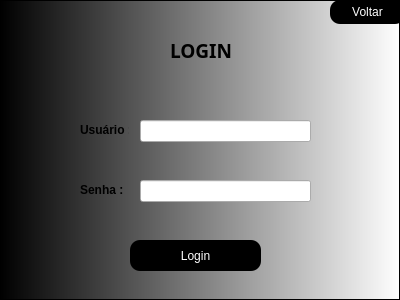
Above: Designs/TelaLogin.ui from PabloCarnauba/Spoti-Ninho-V2 before the change. Below: the same form after it.
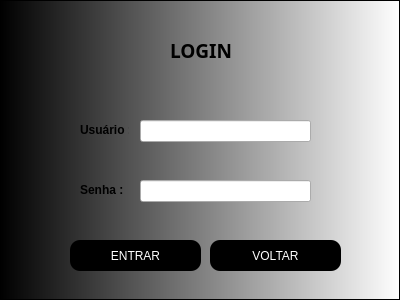
That is the form after the change.

Patch:
```diff
--- a/Designs/TelaLogin.ui
+++ b/Designs/TelaLogin.ui
@@ -80,31 +80,6 @@
     <string>&lt;html&gt;&lt;head/&gt;&lt;body&gt;&lt;p&gt;&lt;span style=&quot; font-weight:700;&quot;&gt;Senha : &lt;/span&gt;&lt;/p&gt;&lt;/body&gt;&lt;/html&gt;</string>
    </property>
   </widget>
-  <widget class="QPushButton" name="BotaoLogin">
-   <property name="geometry">
-    <rect>
-     <x>130</x>
-     <y>240</y>
-     <width>131</width>
-     <height>31</height>
-    </rect>
-   </property>
-   <property name="styleSheet">
-    <string notr="true">QPushButton {
-    background-color: black;
-    color: white;
-    border-radius: 10px;
-}
-
-QPushButton:pressed {
-    background-color: grey;
-}
-</string>
-   </property>
-   <property name="text">
-    <string>Login</string>
-   </property>
-  </widget>
   <widget class="QLabel" name="rotuloMenuInicial_2">
    <property name="geometry">
     <rect>
@@ -128,13 +103,38 @@
     <string>LOGIN</string>
    </property>
   </widget>
-  <widget class="QPushButton" name="backButton_2">
+  <widget class="QPushButton" name="BotaoLogin">
    <property name="geometry">
     <rect>
-     <x>330</x>
-     <y>0</y>
-     <width>75</width>
-     <height>24</height>
+     <x>70</x>
+     <y>240</y>
+     <width>131</width>
+     <height>31</height>
+    </rect>
+   </property>
+   <property name="styleSheet">
+    <string notr="true">QPushButton {
+    background-color: black;
+    color: white;
+    border-radius: 10px;
+}
+
+QPushButton:pressed {
+    background-color: grey;
+}
+</string>
+   </property>
+   <property name="text">
+    <string>ENTRAR</string>
+   </property>
+  </widget>
+  <widget class="QPushButton" name="backButton_3">
+   <property name="geometry">
+    <rect>
+     <x>210</x>
+     <y>240</y>
+     <width>131</width>
+     <height>31</height>
     </rect>
    </property>
    <property name="whatsThis">
@@ -144,7 +144,7 @@
     <string notr="true">color: white</string>
    </property>
    <property name="text">
-    <string>Voltar</string>
+    <string>VOLTAR</string>
    </property>
   </widget>
   <widget class="QFrame" name="frame">
@@ -183,9 +183,9 @@
   <zorder>Usuario</zorder>
   <zorder>inputSenha</zorder>
   <zorder>Senha</zorder>
-  <zorder>BotaoLogin</zorder>
   <zorder>rotuloMenuInicial_2</zorder>
-  <zorder>backButton_2</zorder>
+  <zorder>BotaoLogin</zorder>
+  <zorder>backButton_3</zorder>
  </widget>
  <resources/>
  <connections/>
```
